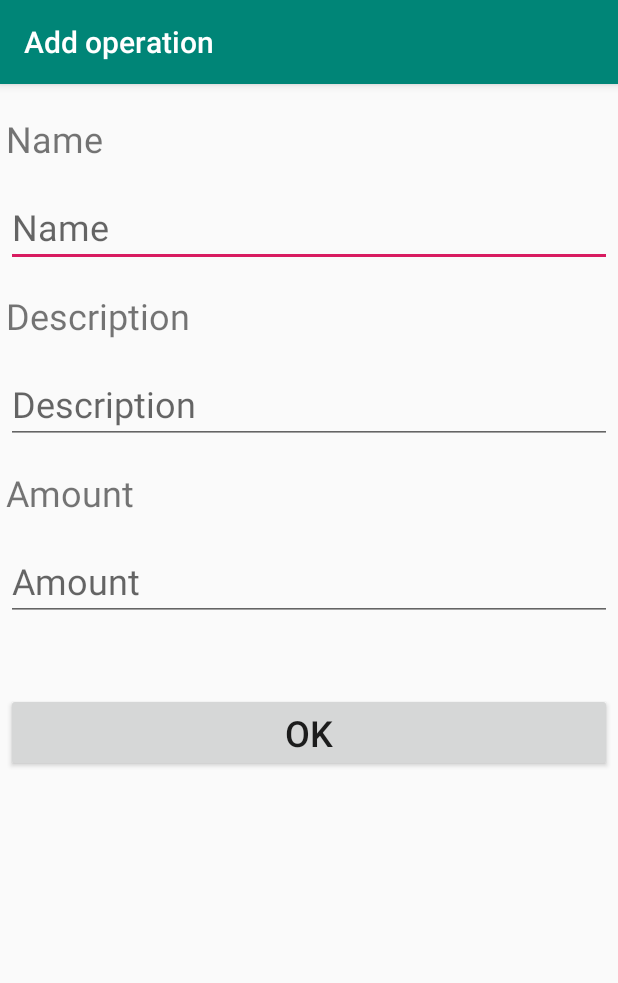
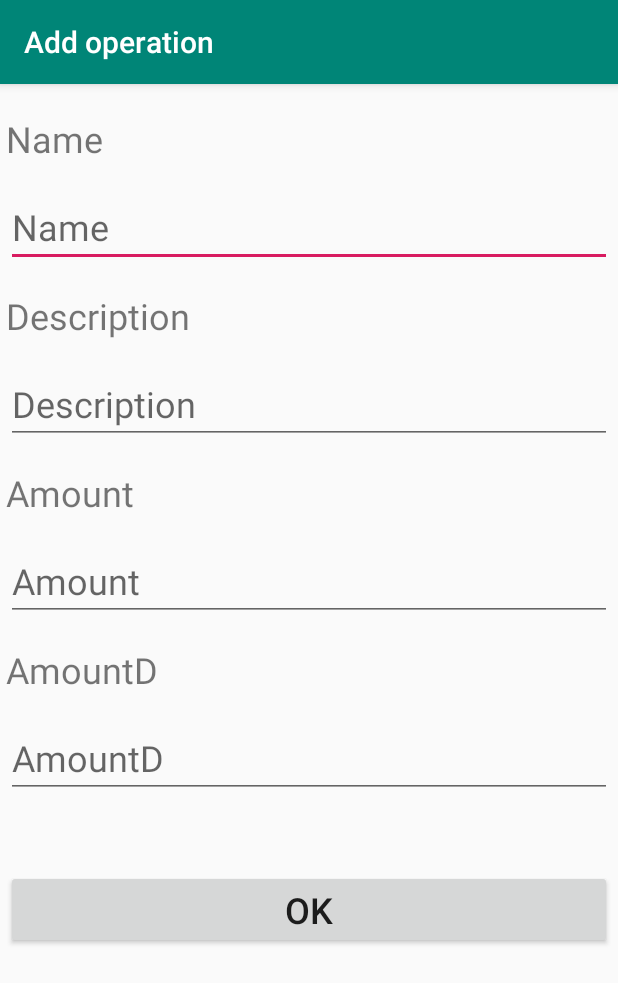
Before and after one commit to Chester095/Budget3, an Android app: the screen it shows after launch (AddEditActivity), after a tap on an icon or button, on a phone screen of 412 x 824 dp. Shown: the top 983 px of the screen. Run offline under Robolectric (Android 15) with nearby library versions, the phone set to English and light mode, and no system bars; our stand-ins replace Room's generated code, data binding.

Commit message:
Не работает. Данные из OperationDatabase выгружаются, но при корректировке обнуляются

```diff
--- a/app/src/main/java/com/example/budget3/MainActivity.java
+++ b/app/src/main/java/com/example/budget3/MainActivity.java
@@ -173,6 +173,7 @@ public class MainActivity extends AppCompatActivity {
                 intent.putExtra(AddEditActivity.OPERATION_NAME, operation.getOperationName());
                 intent.putExtra(AddEditActivity.OPERATION_DESCRIPTION, operation.getOperationDescription());
                 intent.putExtra(AddEditActivity.OPERATION_AMOUNT, operation.getOperationAmount());
+                intent.putExtra(AddEditActivity.OPERATION_AMOUNTD, operation.getOperationAmountD());
                 startActivityForResult(intent, EDIT_OPERATION_REQUEST_CODE);
             }
         });
@@ -216,6 +217,8 @@ public class MainActivity extends AppCompatActivity {
             operation.setOperationDescription(data.getStringExtra(AddEditActivity.OPERATION_DESCRIPTION));
             System.out.println("SOUT -  OPERATION_AMOUNT_1 = " + AddEditActivity.OPERATION_AMOUNT);
             operation.setOperationAmount(data.getIntExtra(AddEditActivity.OPERATION_AMOUNT,0));
+            System.out.println("SOUT -  OPERATION_AMOUNT_1D = " + AddEditActivity.OPERATION_AMOUNTD);
+            operation.setOperationAmountD(data.getIntExtra(AddEditActivity.OPERATION_AMOUNTD,0));
 
             mainActivityViewModel.addNewOperation(operation);
 
@@ -230,6 +233,8 @@ public class MainActivity extends AppCompatActivity {
             operation.setOperationDescription(data.getStringExtra(AddEditActivity.OPERATION_DESCRIPTION));
             System.out.println("SOUT -  OPERATION_AMOUNT_2 = " + AddEditActivity.OPERATION_AMOUNT);
             operation.setOperationAmount(data.getIntExtra(AddEditActivity.OPERATION_AMOUNT,0));
+            System.out.println("SOUT -  OPERATION_AMOUNT_2D = " + AddEditActivity.OPERATION_AMOUNTD);
+            operation.setOperationAmountD(data.getIntExtra(AddEditActivity.OPERATION_AMOUNTD,0));
 
             mainActivityViewModel.updateOperation(operation);
 
--- a/app/src/main/java/com/example/budget3/model/Operation.java
+++ b/app/src/main/java/com/example/budget3/model/Operation.java
@@ -28,18 +28,21 @@ public class Operation extends BaseObservable {
     private int billId;
     @ColumnInfo(name = "operation_amount")
     private int operationAmount;
+    @ColumnInfo(name = "operation_amountD")
+    private double operationAmountD;
 
     @Ignore
     public Operation() {
     }
 
-    public Operation(int operationId, String operationName, String operationDescription, int billId, int operationAmount) {
-        System.out.println("SOUT - Operation = " + operationId + ", " + operationName + ", " + operationDescription + ", " + operationAmount);
+    public Operation(int operationId, String operationName, String operationDescription, int billId, int operationAmount, double operationAmountD) {
+//        System.out.println("SOUT - Operation = " + operationId + ", " + operationName + ", " + operationDescription + ", " + operationAmount);
         this.operationId = operationId;
         this.operationName = operationName;
         this.operationDescription = operationDescription;
         this.billId = billId;
         this.operationAmount = operationAmount;
+        this.operationAmountD = operationAmountD;
     }
 
     @Bindable
@@ -102,11 +105,16 @@ public class Operation extends BaseObservable {
         notifyPropertyChanged(BR.operationAmount);
     }
 
+    @Bindable
+    public double getOperationAmountD() {
+        System.out.println("SOUT - getOperationAmountD = " + operationAmountD);
+        return operationAmountD;
+    }
 
-/*    // вот эта фигня загрывает ошибку при компиляции, но при выводе приложения ошибка выключает приложение
-    public void setOperationAmount(String stringExtra) {
-        System.out.println("SOUT - setOperationAmount_3");
-        this.operationAmount = Integer.parseInt(stringExtra);
-        notifyPropertyChanged(BR.operationAmount);
-    }*/
+    public void setOperationAmountD(double OperationAmountD) {
+        System.out.println("SOUT - setOperationAmountD = " + OperationAmountD);
+        this.operationAmountD = OperationAmountD;
+        notifyPropertyChanged(BR.operationAmountD);
+    }
+
 }
--- a/app/src/main/java/com/example/budget3/model/OperationsDatabase.java
+++ b/app/src/main/java/com/example/budget3/model/OperationsDatabase.java
@@ -64,54 +64,63 @@ public abstract class OperationsDatabase extends RoomDatabase {
             operation1.setOperationName("Bad Boys for Life");
             operation1.setOperationDescription("The Bad Boys Mike Lowrey and Marcus.");
             operation1.setOperationAmount(15351);
+            operation1.setOperationAmountD(15.5);
             operation1.setBillId(1);
 
             Operation operation2 = new Operation();
             operation2.setOperationName("Parasite");
             operation2.setOperationDescription("All unemployed, Ki-taek and his fam.");
             operation2.setOperationAmount(81651);
+            operation2.setOperationAmountD(15.5);
             operation2.setBillId(1);
 
             Operation operation3 = new Operation();
             operation3.setOperationName(" Once Upon a Time... in Hollywood");
             operation3.setOperationDescription("A faded television actor and his st.");
             operation3.setOperationAmount(338457);
+            operation3.setOperationAmountD(15.5);
             operation3.setBillId(1);
 
             Operation operation4 = new Operation();
             operation4.setOperationName("You");
             operation4.setOperationDescription("A dangerously charming, intensely o.");
             operation4.setOperationAmount(32151);
+            operation4.setOperationAmountD(15.5);
             operation4.setBillId(2);
 
             Operation operation5 = new Operation();
             operation5.setOperationName("Little Women");
             operation5.setOperationDescription("Jo March reflects back and forth on.");
             operation5.setOperationAmount(87954);
+            operation5.setOperationAmountD(15.5);
             operation5.setBillId(2);
 
             Operation operation6 = new Operation();
             operation6.setOperationName("Vikings");
             operation6.setOperationDescription("Vikings transports us to the brutal.");
             operation6.setOperationAmount(3453);
+            operation6.setOperationAmountD(15.5);
             operation6.setBillId(2);
 
             Operation operation7 = new Operation();
             operation7.setOperationName("1917");
             operation7.setOperationDescription("Two young British soldiers during t.");
             operation7.setOperationAmount(456);
+            operation7.setOperationAmountD(15.5);
             operation7.setBillId(3);
 
             Operation operation8 = new Operation();
             operation8.setOperationName("The Witcher");
             operation8.setOperationDescription("Geralt of Rivia, a solitary monster.");
             operation8.setOperationAmount(3);
+            operation8.setOperationAmountD(15.5);
             operation8.setBillId(3);
 
             Operation operation9 = new Operation();
             operation9.setOperationName("The Outsider");
             operation9.setOperationDescription("Investigators are confounded over a.");
             operation9.setOperationAmount(5678);
+            operation9.setOperationAmountD(15.5);
             operation9.setBillId(3);
 
             operationDao.insert(operation1);
--- a/app/src/main/java/com/example/budget3/viewmodel/MainActivityViewModel.java
+++ b/app/src/main/java/com/example/budget3/viewmodel/MainActivityViewModel.java
@@ -32,7 +32,7 @@ public class MainActivityViewModel extends AndroidViewModel {
         return billOperations;
     }
 
-    //метод чтобы добавлять новый фильм
+    //метод чтобы добавлять новые операции
     public void addNewOperation(Operation operation) {
         appRepository.insertOperation(operation);
     }
--- a/app/src/main/res/layout/activity_add_edit.xml
+++ b/app/src/main/res/layout/activity_add_edit.xml
@@ -74,6 +74,24 @@
             android:layout_width="match_parent"
             android:layout_height="wrap_content"/>
 
+        <TextView
+            android:id="@+id/OperationAmountTextViewD"
+            android:text="AmountD"
+            android:layout_marginTop="16dp"
+            android:textSize="24sp"
+            android:layout_width="match_parent"
+            android:layout_height="wrap_content"/>
+
+        <EditText
+            android:id="@+id/OperationAmountEditTextD"
+            android:hint="AmountD"
+            android:inputType="number"
+            android:text="@={Converter.doubleToString(operation.OperationAmountD)}"
+            android:layout_marginTop="16dp"
+            android:textSize="24sp"
+            android:layout_width="match_parent"
+            android:layout_height="wrap_content"/>
+
 
         <Button
             android:id="@+id/okButton"
--- a/build.gradle
+++ b/build.gradle
@@ -5,7 +5,7 @@ buildscript {
         jcenter()
     }
     dependencies {
-        classpath 'com.android.tools.build:gradle:4.1.3'
+        classpath 'com.android.tools.build:gradle:4.2.0'
 
         // NOTE: Do not place your application dependencies here; they belong
         // in the individual module build.gradle files
```
Also changed, not shown: app/src/main/java/com/example/budget3/AddEditActivity.java (+7 -0 lines), app/src/main/java/com/example/budget3/model/Converter.java (+5 -2 lines), gradle/wrapper/gradle-wrapper.properties, 1 other file.
